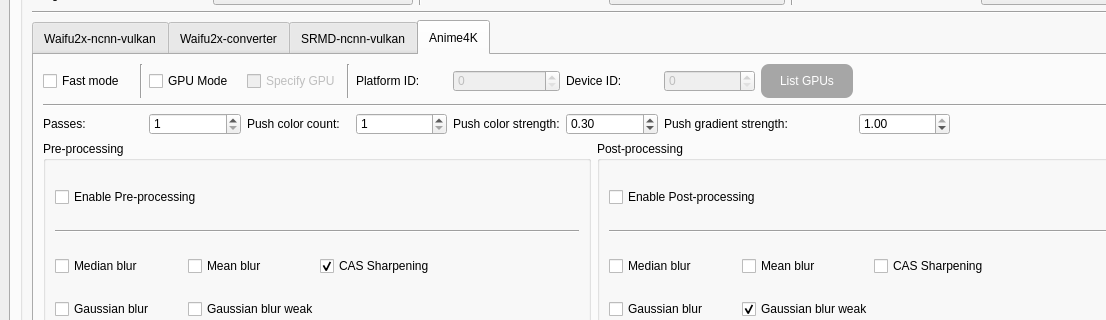
The window that SRC/Waifu2x-Extension-QT/mainwindow.ui (AaronFeng753/Waifu2x-Extension-GUI) describes before a commit, drawn with Qt 5; both pictures show x 0 to 1106 and y 99 to 419 of the 1188 by 678 pixel window.
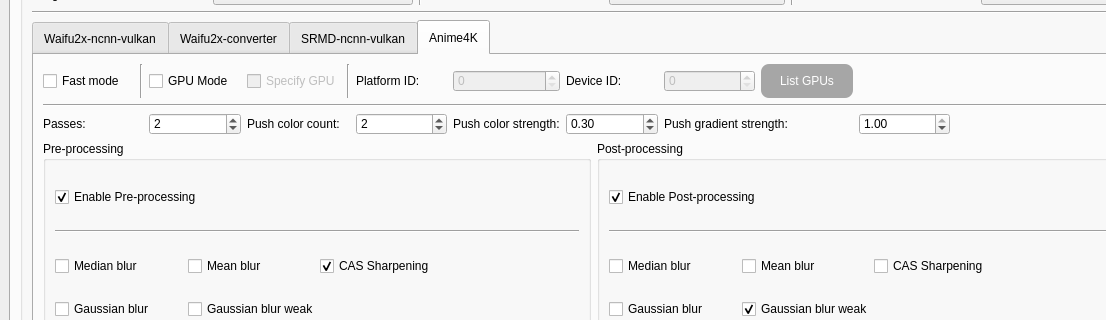
The same window after the commit. The open tabs and pages were chosen to show the change. Icons and pictures are not drawn.

```diff
--- a/SRC/Waifu2x-Extension-QT/mainwindow.ui
+++ b/SRC/Waifu2x-Extension-QT/mainwindow.ui
@@ -2180,6 +2180,9 @@
                       <property name="text">
                        <string>Enable Pre-processing</string>
                       </property>
+                      <property name="checked">
+                       <bool>true</bool>
+                      </property>
                      </widget>
                     </item>
                     <item row="1" column="0" colspan="4">
@@ -2255,6 +2258,9 @@
                       <property name="text">
                        <string>Enable Post-processing</string>
                       </property>
+                      <property name="checked">
+                       <bool>true</bool>
+                      </property>
                      </widget>
                     </item>
                     <item row="1" column="0" colspan="4">
@@ -2422,6 +2428,9 @@
                  <property name="maximum">
                   <number>999999999</number>
                  </property>
+                 <property name="value">
+                  <number>2</number>
+                 </property>
                 </widget>
                </item>
                <item row="1" column="0">
@@ -2492,6 +2501,9 @@
                  <property name="maximum">
                   <number>999999999</number>
                  </property>
+                 <property name="value">
+                  <number>2</number>
+                 </property>
                 </widget>
                </item>
                <item row="1" column="3">
```
Left out of the diff: 8 changed lines with no effect on the pictures.
